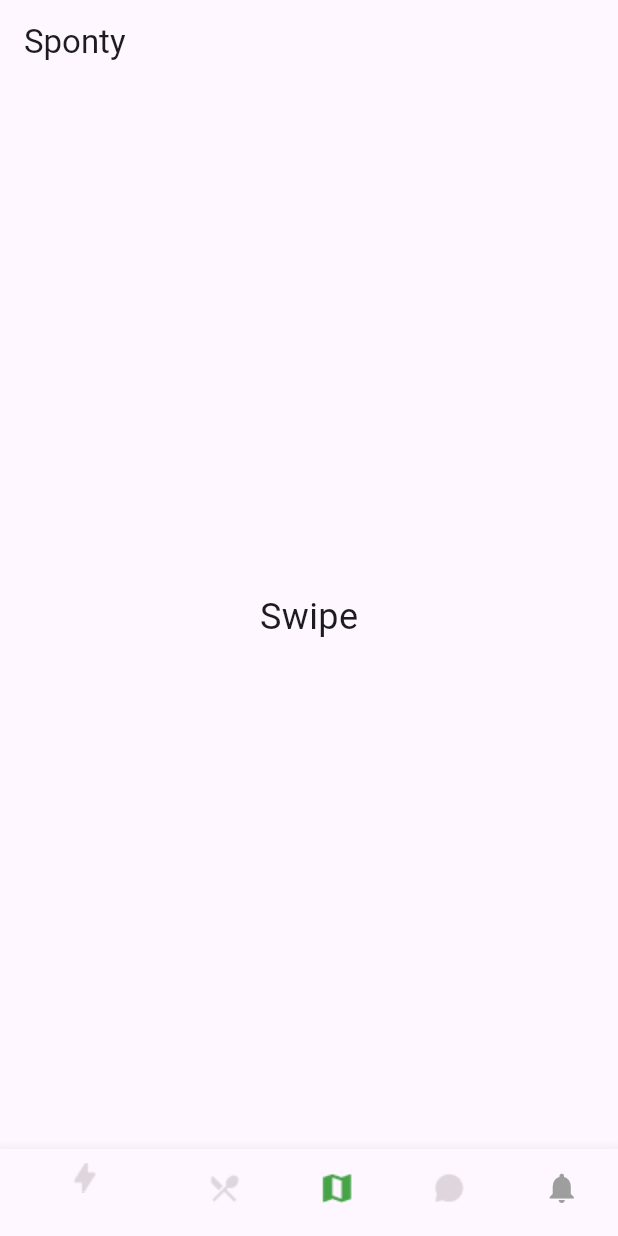
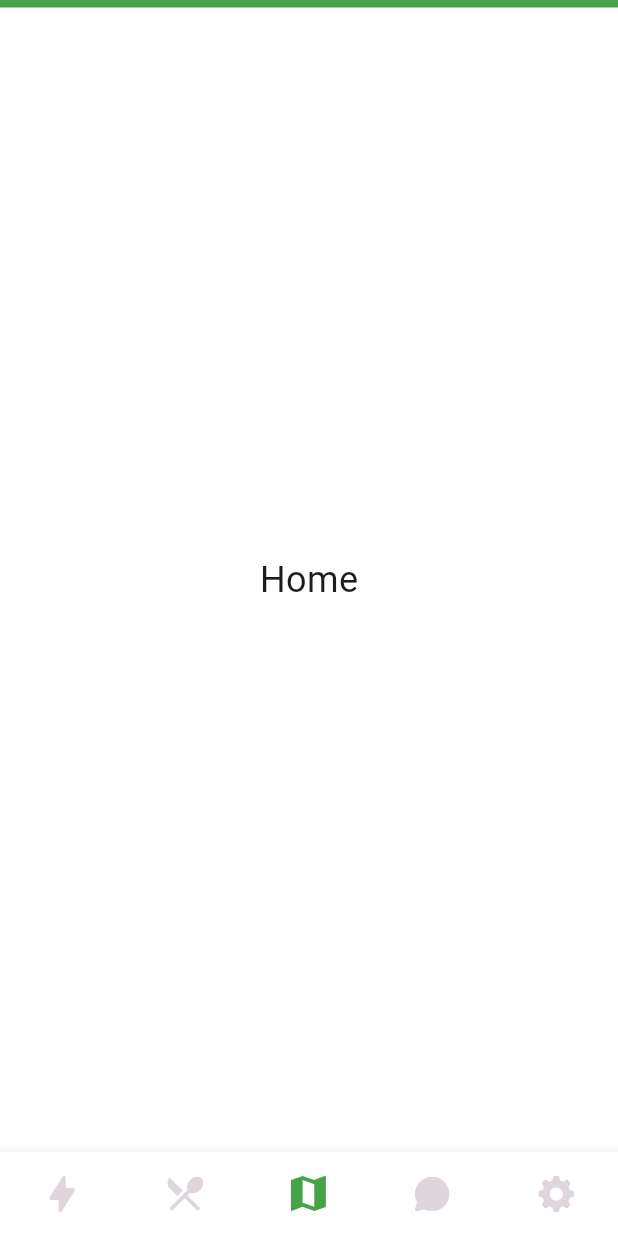
Before and after one commit to spontyteam/sponty-frontend, a Flutter app: the screen it shows after launch, on a phone screen of 412 x 824 dp. Run offline on Flutter 3.47's test engine with Material 3 defaults, Android fonts, the phone set to English and light mode, and no system bars; our stand-ins replace flutter_svg.

Commit message:
fix: Organised colors, screens, components, used SVGs Fixed clicking animations and moving bar icons

```diff
--- /dev/null
+++ b/lib/components/bottom_navbar.dart
@@ -0,0 +1,63 @@
+// components/bottom_navbar.dart
+
+import 'package:flutter/material.dart';
+import 'package:sponty_frontend/theme/colors.dart';
+import 'package:flutter_svg/flutter_svg.dart';
+
+class BottomNavbar extends StatelessWidget {
+  final int currentIndex;
+  final ValueChanged<int> onTap;
+
+  const BottomNavbar({required this.currentIndex, required this.onTap});
+
+  /// Helper to return an SVG icon with correct color based on index
+  Widget _buildNavIcon(String assetPath, int index) {
+    return SvgPicture.asset(
+      assetPath,
+      width: 24,
+      height: 24,
+      colorFilter: ColorFilter.mode(
+        currentIndex == index
+            ? AppColors.highlightDarkest
+            : AppColors.neutralLightDark,
+        BlendMode.srcIn,
+      ),
+    );
+  }
+
+  @override
+  Widget build(BuildContext context) {
+    return BottomNavigationBar(
+      type: BottomNavigationBarType.fixed,
+      currentIndex: currentIndex,
+      onTap: onTap,
+      selectedItemColor: AppColors.highlightDarkest,
+      unselectedItemColor: AppColors.neutralLightDark,
+      backgroundColor: AppColors.neutralLightLightest,
+      selectedFontSize: 0,
+      unselectedFontSize: 0,
+      items: [
+        BottomNavigationBarItem(
+          icon: _buildNavIcon('assets/icons/swipe.svg', 0),
+          label: 'Swipe',
+        ),
+        BottomNavigationBarItem(
+          icon: _buildNavIcon('assets/icons/list.svg', 1),
+          label: 'List',
+        ),
+        BottomNavigationBarItem(
+          icon: _buildNavIcon('assets/icons/home.svg', 2),
+          label: 'Home',
+        ),
+        BottomNavigationBarItem(
+          icon: _buildNavIcon('assets/icons/dm.svg', 3),
+          label: 'DM',
+        ),
+        BottomNavigationBarItem(
+          icon: _buildNavIcon('assets/icons/settings.svg', 4),
+          label: 'Settings',
+        ),
+      ],
+    );
+  }
+}
--- a/lib/main.dart
+++ b/lib/main.dart
@@ -1,4 +1,12 @@
 import 'package:flutter/material.dart';
+import 'package:sponty_frontend/theme/colors.dart';
+import 'package:sponty_frontend/components/bottom_navbar.dart';
+
+import 'screens/swipe_screen.dart';
+import 'screens/list_screen.dart';
+import 'screens/home_screen.dart';
+import 'screens/dm_screen.dart';
+import 'screens/settings_screen.dart';
 
 void main() {
   runApp(const MyApp());
@@ -7,32 +15,38 @@
 class MyApp extends StatelessWidget {
   const MyApp({super.key});
 
-  // This widget is the root of your application.
   @override
   Widget build(BuildContext context) {
     return MaterialApp(
       title: 'Sponty',
       theme: ThemeData(
         colorScheme: ColorScheme.fromSeed(seedColor: Colors.deepPurple),
+        splashColor: Colors.transparent,
+        highlightColor: Colors.transparent,
+        scaffoldBackgroundColor: AppColors.neutralLightLightest,
+        appBarTheme: AppBarTheme(backgroundColor: AppColors.highlightDarkest),
       ),
-      home: MainPage(),
+      home: const MainPage(),
     );
   }
 }
 
 class MainPage extends StatefulWidget {
+  const MainPage({Key? key}) : super(key: key);
+
+  @override
   State<MainPage> createState() => MainPageState();
 }
 
 class MainPageState extends State<MainPage> {
-  int _selectedIndex = 0;
+  int _selectedIndex = 2;
 
-  final List<Widget> _pages = [
-    Center(child: Text('Swipe', style: TextStyle(fontSize: 24))),
-    Center(child: Text('List', style: TextStyle(fontSize: 24))),
-    Center(child: Text('Home', style: TextStyle(fontSize: 24))),
-    Center(child: Text('DM', style: TextStyle(fontSize: 24))),
-    Center(child: Text('Notifications', style: TextStyle(fontSize: 24)))
+  final List<Widget> _pages = const [
+    SwipeScreen(),
+    ListScreen(),
+    HomeScreen(),
+    DmScreen(),
+    SettingsScreen(),
   ];
 
   void _onItemTapped(int index) {
@@ -44,35 +58,11 @@
   @override
   Widget build(BuildContext context) {
     return Scaffold(
-      appBar: AppBar(
-        title: Text('Sponty'),
-      ),
+      appBar: AppBar(toolbarHeight: 5),
       body: _pages[_selectedIndex],
-      bottomNavigationBar: BottomNavigationBar(
+      bottomNavigationBar: BottomNavbar(
         currentIndex: _selectedIndex,
         onTap: _onItemTapped,
-        items: [
-          BottomNavigationBarItem(
-              icon: Image.asset('assets/swipe.png', width: 24, height: 24),
-              label: 'Swipe',
-            ),
-            BottomNavigationBarItem(
-              icon: Image.asset('assets/list.png', width: 24, height: 24),
-              label: 'List',
-            ),
-            BottomNavigationBarItem(
-              icon: Image.asset('assets/home.png', width: 24, height: 24),
-              label: 'Home',
-            ),
-            BottomNavigationBarItem(
-              icon: Image.asset('assets/dm.png', width: 24, height: 24),
-              label: 'DM',
-            ),
-            BottomNavigationBarItem(
-              icon: Icon(Icons.notifications, color: Colors.grey),
-              label: 'Notifications'
-            ),
-        ],
       ),
     );
   }
--- /dev/null
+++ b/lib/screens/home_screen.dart
@@ -0,0 +1,10 @@
+import 'package:flutter/material.dart';
+
+class HomeScreen extends StatelessWidget {
+  const HomeScreen({Key? key}) : super(key: key);
+
+  @override
+  Widget build(BuildContext context) {
+    return Center(child: Text('Home', style: TextStyle(fontSize: 24)));
+  }
+}
--- /dev/null
+++ b/lib/theme/colors.dart
@@ -0,0 +1,31 @@
+import 'package:flutter/material.dart';
+
+class AppColors {
+  // Highlight Shades
+  static const Color highlightDarkest = Color(0xFF47A348);
+  static const Color highlightDark = Color(0xFF5CB760);
+  static const Color highlightMedium = Color(0xFF72C77A);
+  static const Color highlightLight = Color(0xFF8CD894);
+  static const Color highlightLightest = Color(0xFFC9F2CB);
+
+  // Neutral Dark Shades
+  static const Color neutralDarkest = Color(0xFF1F2024);
+  static const Color neutralDark = Color(0xFF2F3036);
+  static const Color neutralDarkMedium = Color(0xFF494A50);
+  static const Color neutralDarkLight = Color(0xFF71727A);
+  static const Color neutralDarkLightest = Color(0xFF8F9098);
+
+  // Neutral Light Shades
+  static const Color neutralLightDarkest = Color(0xFFC5C6CC);
+  static const Color neutralLightDark = Color(0xFFDFD6DD);
+  static const Color neutralLightMedium = Color(0xFFE8E9F1);
+  static const Color neutralLightLight = Color(0xFFF8F9FE);
+  static const Color neutralLightLightest = Color(0xFFFFFFFF);
+
+  // Pin Colors
+  static const Color pinMain = Color(0xFFFF7F50);
+  static const Color pinSecondary = Color(0xFFF6B73C);
+
+  // Star
+  static const Color starDarkest = Color(0xFFFFD700);
+}
--- a/pubspec.yaml
+++ b/pubspec.yaml
@@ -34,6 +34,7 @@ dependencies:
   # The following adds the Cupertino Icons font to your application.
   # Use with the CupertinoIcons class for iOS style icons.
   cupertino_icons: ^1.0.8
+  flutter_svg: ^2.2.0
 
 dev_dependencies:
   flutter_test:
@@ -59,10 +60,7 @@ flutter:
 
   # To add assets to your application, add an assets section, like this:
   assets:
-    - assets/dm.png
-    - assets/home.png
-    - assets/list.png
-    - assets/swipe.png
+    - assets/icons/
 
 
   # An image asset can refer to one or more resolution-specific "variants", see
```
Also changed, not shown: lib/screens/dm_screen.dart (added, +10 -0 lines), lib/screens/list_screen.dart (added, +10 -0 lines), lib/screens/settings_screen.dart (added, +10 -0 lines), lib/screens/swipe_screen.dart (added, +10 -0 lines), lib/theme/app_theme.dart (added, +27 -0 lines), assets/dm.png (deleted), assets/home.png (deleted), assets/icons/dm.svg (added), assets/icons/home.svg (added), assets/icons/list.svg (added), assets/icons/settings.svg (added), assets/icons/swipe.svg (added), assets/list.png (deleted), assets/swipe.png (deleted), 1 more files, 1 other file.
